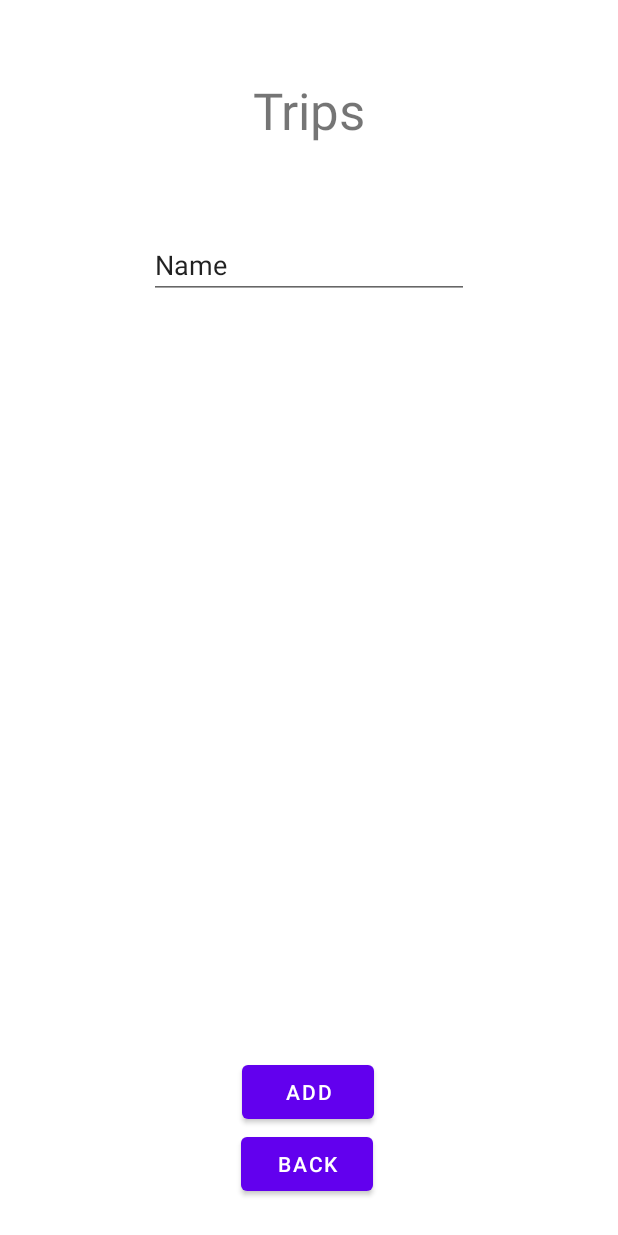
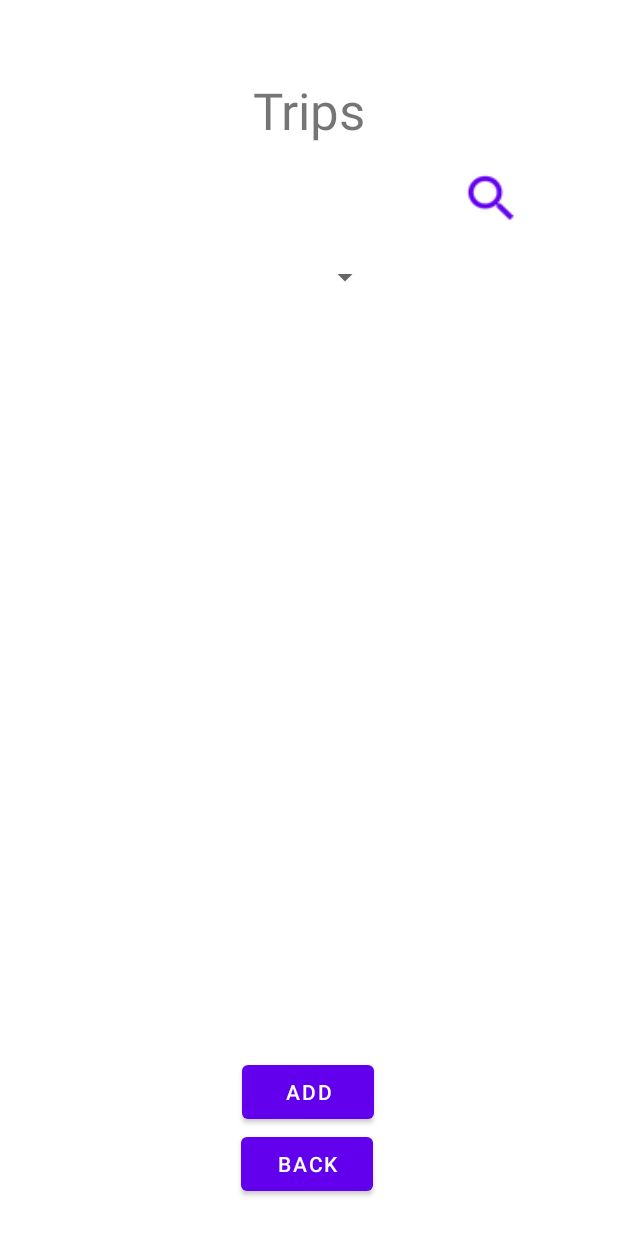
Before and after one commit to Decoretum/ItineraryManagementApp, an Android app: the layout activity_trip_list.xml on its own in the app's theme, with its tools: preview values and no code run, on a phone screen of 412 x 824 dp. Run offline under Robolectric (Android 15) with nearby library versions, the light colour scheme and no system bars.

Commit message:
feat: trip filtering UI and functionality

```diff
--- a/app/src/main/res/layout/activity_event_list.xml
+++ b/app/src/main/res/layout/activity_event_list.xml
@@ -25,7 +25,8 @@
         app:layout_constraintBottom_toBottomOf="parent"
         app:layout_constraintEnd_toEndOf="parent"
         app:layout_constraintStart_toStartOf="parent"
-        app:layout_constraintTop_toBottomOf="@+id/filterCategory" />
+        app:layout_constraintTop_toBottomOf="@+id/filterCategory"
+        app:layout_constraintVertical_bias="0.146" />
 
     <Button
         android:id="@+id/newEventButton"
--- a/app/src/main/res/layout/activity_trip_list.xml
+++ b/app/src/main/res/layout/activity_trip_list.xml
@@ -50,17 +50,24 @@
         app:layout_constraintHorizontal_bias="0.495"
         app:layout_constraintStart_toStartOf="parent" />
 
-    <EditText
-        android:id="@+id/categoryFilterInput"
-        android:layout_width="wrap_content"
-        android:layout_height="wrap_content"
-        android:layout_marginBottom="16dp"
-        android:ems="10"
-        android:inputType="text"
-        android:text="Name"
+    <Button
+        android:id="@+id/applyFilterButton"
+        android:layout_width="41dp"
+        android:layout_height="40dp"
+        android:layout_marginTop="112dp"
+        android:layout_marginEnd="64dp"
+        android:background="?android:attr/actionModeWebSearchDrawable"
+        app:layout_constraintEnd_toEndOf="parent"
+        app:layout_constraintTop_toTopOf="parent" />
+
+    <Spinner
+        android:id="@+id/filterCategory"
+        android:layout_width="199dp"
+        android:layout_height="32dp"
         app:layout_constraintBottom_toTopOf="@+id/tripRecyclerView"
-        app:layout_constraintEnd_toEndOf="parent"
-        app:layout_constraintStart_toStartOf="parent"
+        app:layout_constraintEnd_toStartOf="@+id/applyFilterButton"
+        app:layout_constraintHorizontal_bias="0.0"
+        app:layout_constraintStart_toStartOf="@+id/tripRecyclerView"
         app:layout_constraintTop_toBottomOf="@+id/tripTitle" />
 
 </androidx.constraintlayout.widget.ConstraintLayout>
```
Also changed, not shown: app/src/main/java/com/example/itinerarymanagementapp/models/tripCategory.java (added, +30 -0 lines), app/src/main/java/com/example/itinerarymanagementapp/screens/trip/CreateTripActivity.java (+14 -0 lines), app/src/main/java/com/example/itinerarymanagementapp/screens/trip/EditTripActivity.java (+19 -3 lines), app/src/main/java/com/example/itinerarymanagementapp/screens/trip/TripListActivity.java (+74 -3 lines).
